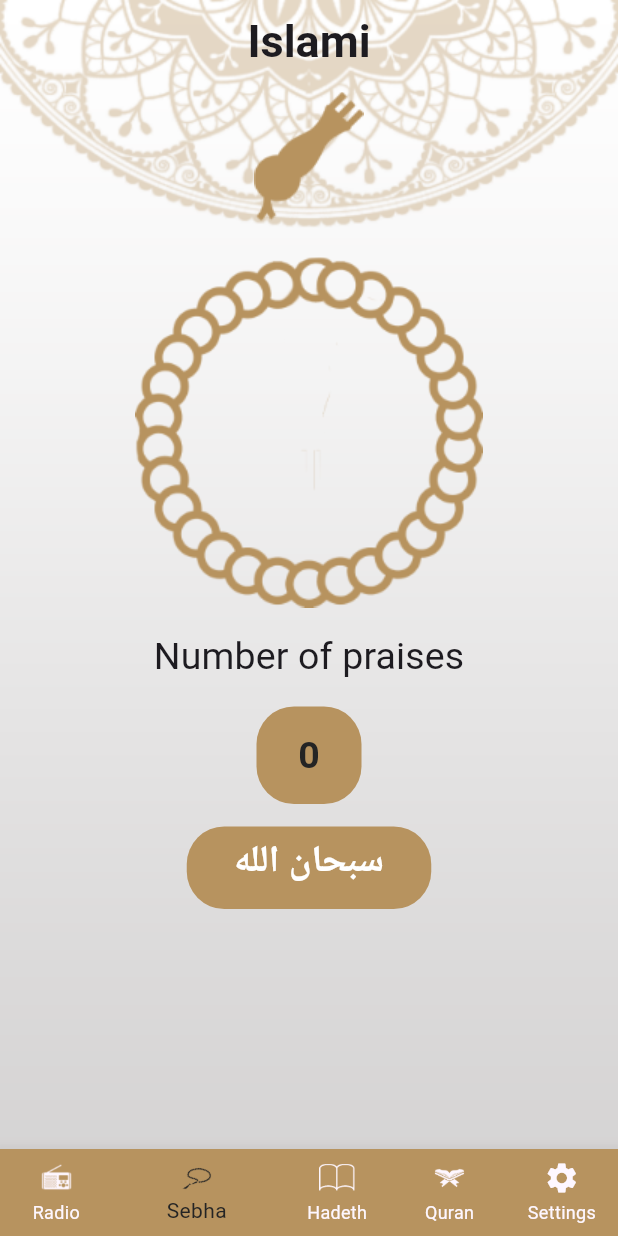
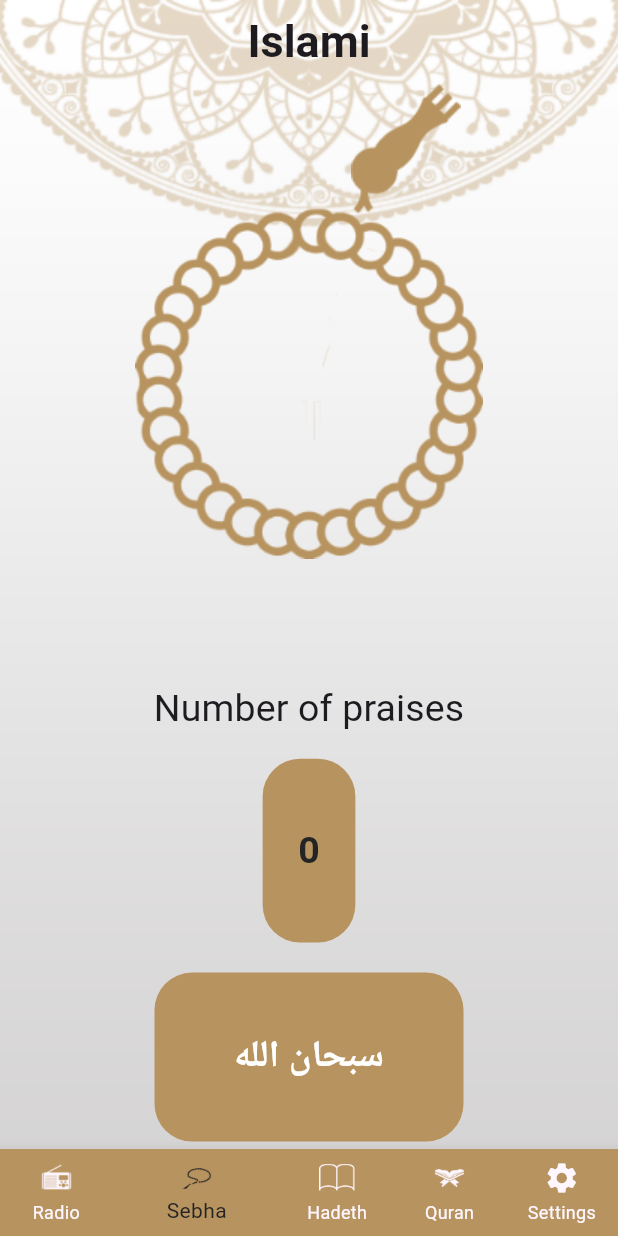
Before and after one commit to Mohamed-Nabil99/islami_app, a Flutter app: the screen it shows after launch, item 2 of the bottom bar chosen, on a phone screen of 412 x 824 dp. Run offline on Flutter 3.47's test engine with Material 3 defaults, Android fonts, the light colour scheme and no system bars; generated files the repository leaves out were written again; Roboto replaces fonts that are missing (Monotype Koufi).

Commit message:
Now finished Islame Project

```diff
--- a/lib/home/quran/sura_details_screen.dart
+++ b/lib/home/quran/sura_details_screen.dart
@@ -60,7 +60,7 @@ class _SuraDetailsScreenState extends State<SuraDetailsScreen> {
                       BoxShadow(
                           color: provider.isDarkMode()
                               ? MyTheme.primarydark
-                              : Colors.white)
+                              : MyTheme.WhiteColor)
                     ]),
                 child: ListView.builder(
                   itemBuilder: (context, index) {
--- a/lib/home/sebha/sebha_tab.dart
+++ b/lib/home/sebha/sebha_tab.dart
@@ -14,49 +14,51 @@ class _SebhaTabState extends State<SebhaTab> {
   int numberOfTasbeeh = 0;
   List<String> tasbeehPhrases = ['سبحان الله', 'الحمد لله', 'الله أكبر'];
   int currentTasbeehIndex = 0;
+  double angel = 0;
+
   @override
   Widget build(BuildContext context) {
     var provider = Provider.of<AppConfigProvider>(context);
-    return Container(
-      child: Column(
+    return Column(
       children: [
-          Row(
-            mainAxisAlignment: MainAxisAlignment.center,
+        Center(
+          child: Stack(
+            alignment: Alignment.topCenter,
             children: [
-              provider.isDarkMode()
-                  ? Padding(
-                      padding: EdgeInsets.all(5),
-                      child: Image.asset('assets/images/head_sebha_dark.png'))
-                  : Padding(
-                      padding: EdgeInsets.all(5),
-                      child: Image.asset('assets/images/head_sebha_logo.png'),
-                    ),
-            ],
-          ),
-          InkWell(
+              Container(
+                margin: EdgeInsets.symmetric(
+                    vertical: MediaQuery.of(context).size.height * 0.10,
+                    horizontal: MediaQuery.of(context).size.width * 0.20),
+                child: Transform.rotate(
+                  angle: angel,
+                  child: GestureDetector(
                     onTap: () {
                       setState(() {
                         numberOfTasbeeh = (numberOfTasbeeh + 1) % 34;
+                        angel += 0.15;
                         if (numberOfTasbeeh == 0) {
                           currentTasbeehIndex =
                               (currentTasbeehIndex + 1) % tasbeehPhrases.length;
                         }
                       });
                     },
-            child: Row(
-              mainAxisAlignment: MainAxisAlignment.center,
-              children: [
+                    child: provider.isDarkMode()
+                        ? Image.asset('assets/images/body_sebha_dark.png')
+                        : Image.asset('assets/images/body_sebha_logo.png'),
+                  ),
+                ),
+              ),
               provider.isDarkMode()
-                    ? Center(
-                        child: Image.asset('assets/images/body_sebha_dark.png'))
-                    : Center(
-                        child: Image.asset('assets/images/body_sebha_logo.png'),
-                      ),
+                  ? Positioned(
+                      left: MediaQuery.of(context).size.width * 0.55,
+                      child: Image.asset('assets/images/head_sebha_dark.png'))
+                  : Positioned(
+                      left: MediaQuery.of(context).size.width * 0.55,
+                      child: Image.asset('assets/images/head_sebha_logo.png')),
             ],
           ),
         ),
-          Padding(
-            padding: const EdgeInsets.all(15),
+        Expanded(
           child: Column(
             children: [
               Text(
@@ -64,9 +66,10 @@ class _SebhaTabState extends State<SebhaTab> {
                 style: Theme.of(context).textTheme.titleSmall,
               ),
               SizedBox(height: 15),
-                Container(
-                  width: 70,
-                  height: 65,
+              Expanded(
+                child: Container(
+                  width: MediaQuery.of(context).size.width * 0.15,
+                  height: MediaQuery.of(context).size.height * 0.10,
                   decoration: BoxDecoration(
                     color: provider.isDarkMode()
                         ? MyTheme.primarydark
@@ -75,8 +78,7 @@ class _SebhaTabState extends State<SebhaTab> {
                       Radius.circular(25),
                     ),
                   ),
-                  child: Padding(
-                    padding: const EdgeInsets.all(15),
+                  child: Center(
                     child: Text(
                       '$numberOfTasbeeh',
                       textAlign: TextAlign.center,
@@ -91,10 +93,14 @@ class _SebhaTabState extends State<SebhaTab> {
                     ),
                   ),
                 ),
+              ),
               SizedBox(height: 15),
-                Container(
-                  width: 163,
-                  height: 55,
+              Expanded(
+                child: Padding(
+                  padding: const EdgeInsets.all(5),
+                  child: Container(
+                    width: MediaQuery.of(context).size.width * 0.50,
+                    height: MediaQuery.of(context).size.height * 0.10,
                     decoration: BoxDecoration(
                       color: provider.isDarkMode()
                           ? MyTheme.yallowColor
@@ -103,8 +109,7 @@ class _SebhaTabState extends State<SebhaTab> {
                         Radius.circular(25),
                       ),
                     ),
-                  child: Padding(
-                    padding: const EdgeInsets.all(5),
+                    child: Center(
                       child: Text(
                         tasbeehPhrases[currentTasbeehIndex],
                         textAlign: TextAlign.center,
@@ -117,11 +122,12 @@ class _SebhaTabState extends State<SebhaTab> {
                       ),
                     ),
                   ),
+                ),
+              ),
             ],
           ),
         ),
       ],
-      ),
     );
   }
 }
--- a/pubspec.yaml
+++ b/pubspec.yaml
@@ -34,7 +34,7 @@ dependencies:
     sdk: flutter
   intl: any
   provider: ^6.1.1
-
+  flutter_staggered_animations: ^1.0.0
 
   # The following adds the Cupertino Icons font to your application.
   # Use with the CupertinoIcons class for iOS style icons.
```
Also changed, not shown: pubspec.lock. Lines whose indentation alone changed are shown as unchanged.
